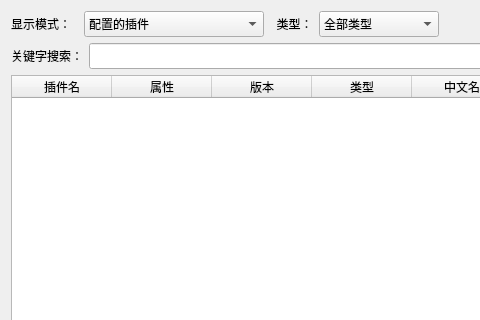
The window that DrillPluginInformationReader/Source/InformationModule/pluginListPart/p_PluginListPart.ui (DrillUp/DrillPluginInformationReader) describes before a commit, drawn with Qt 5; both pictures show x 0 to 480 and y 0 to 320 of the 863 by 556 pixel window.
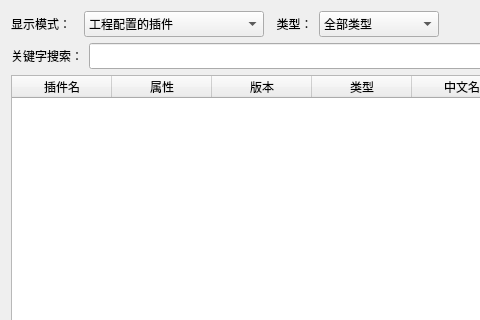
The same window after the commit.

```diff
--- a/DrillPluginInformationReader/Source/InformationModule/pluginListPart/p_PluginListPart.ui
+++ b/DrillPluginInformationReader/Source/InformationModule/pluginListPart/p_PluginListPart.ui
@@ -46,7 +46,7 @@
         </property>
         <item>
          <property name="text">
-          <string>配置的插件</string>
+          <string>工程配置的插件</string>
          </property>
         </item>
         <item>
```
Left out of the diff: 2 changed lines with no effect on the pictures.
